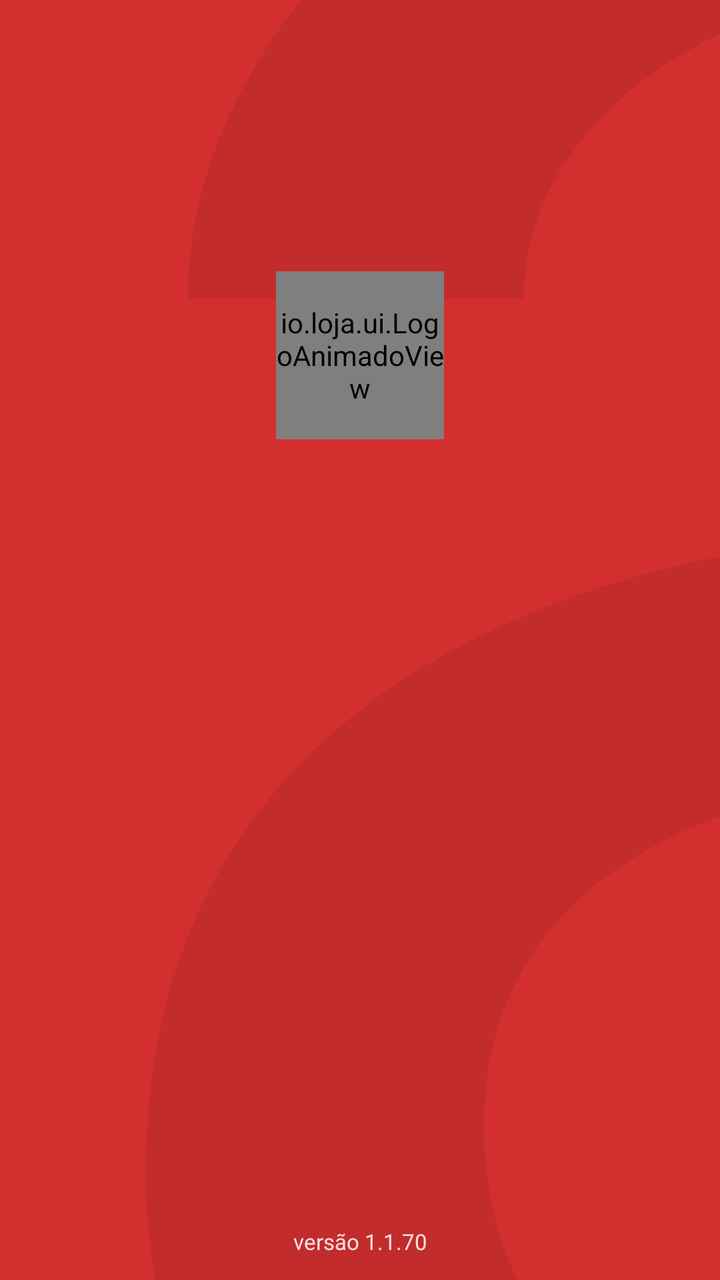
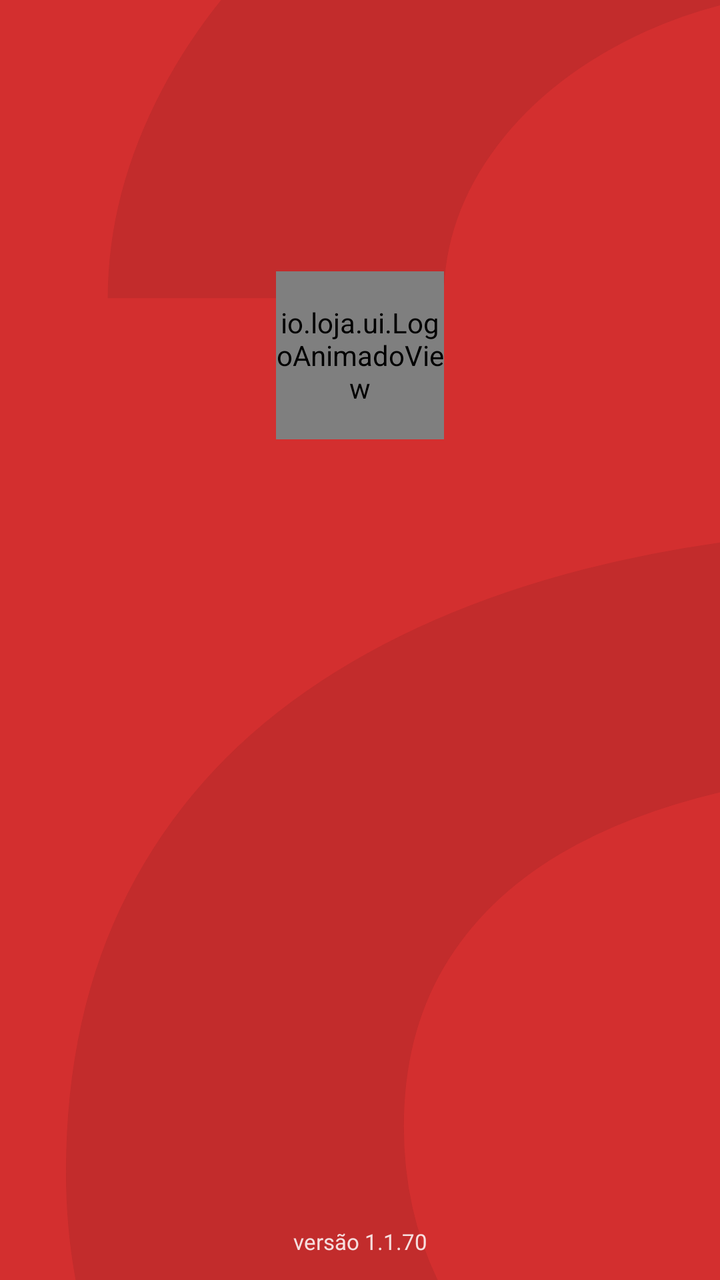

Two renders of the same Android screen: before a commit and after it. Below are the layout's source before the change and the commit's diff.
<!-- AndroidManifest.xml: activity theme AppTheme.NoActionBar -->
<!-- res/layout/activity_login.xml -->
<?xml version="1.0" encoding="utf-8"?>
<androidx.constraintlayout.widget.ConstraintLayout 
    xmlns:android="http://schemas.android.com/apk/res/android"
    xmlns:app="http://schemas.android.com/apk/res-auto"
    xmlns:tools="http://schemas.android.com/tools"
    android:layout_width="match_parent"
    android:layout_height="match_parent"
    android:background="#D32F2F"
    android:clipChildren="false"
    android:clipToPadding="false">

    
    <TextView
        android:id="@+id/txtFundoGigante"
        android:layout_width="wrap_content"
        android:layout_height="wrap_content"
        android:text="a"
        android:textColor="#99111111"
        android:textSize="310sp"
        android:alpha="0.15"
        android:includeFontPadding="false"
        android:scaleX="6.0"
        android:scaleY="6.0"
        android:translationX="300dp"
        app:layout_constraintBottom_toBottomOf="parent"
        app:layout_constraintEnd_toEndOf="parent"
        app:layout_constraintStart_toStartOf="parent"
        app:layout_constraintTop_toTopOf="parent"
        app:layout_constraintVertical_bias="0.15" />

    
    <LinearLayout
        android:id="@+id/headerLogin"
        android:layout_width="match_parent"
        android:layout_height="wrap_content"
        android:orientation="vertical"
        android:gravity="center_horizontal"
        android:paddingStart="16dp"
        android:paddingEnd="16dp"
        android:clipChildren="false"
        android:clipToPadding="false"
        app:layout_constraintTop_toTopOf="parent"
        app:layout_constraintBottom_toTopOf="@id/containerLogin"
        app:layout_constraintStart_toStartOf="parent"
        app:layout_constraintEnd_toEndOf="parent"
        app:layout_constraintVertical_chainStyle="packed"
        app:layout_constraintVertical_bias="0.45">

        <io.loja.ui.LogoAnimadoView
            android:id="@+id/logoGrande"
            android:layout_width="84dp"
            android:layout_height="84dp" />

        <TextView
            android:id="@+id/tvTitulo"
            android:layout_width="wrap_content"
            android:layout_height="wrap_content"
            android:text="minha loja"
            android:textColor="#FFFFFF"
            android:textSize="26sp"
            android:textStyle="bold"
            android:fontFamily="sans-serif-medium"
            android:layout_marginTop="4dp"
            android:alpha="0.0" />

        <TextView
            android:id="@+id/tvDescricao"
            android:layout_width="match_parent"
            android:layout_height="wrap_content"
            android:text="Para ter acesso ao portal, vamos manter os fluxos de autenticação segura."
            android:textColor="#FFFFFF"
            android:textSize="13sp"
            android:fontFamily="sans-serif-medium"
            android:gravity="center"
            android:layout_marginTop="6dp"
            android:alpha="0.0" />
    </LinearLayout>

    
    <LinearLayout
        android:id="@+id/containerLogin"
        android:layout_width="match_parent"
        android:layout_height="wrap_content"
        android:orientation="vertical"
        android:gravity="center_horizontal"
        android:layout_marginStart="16dp"
        android:layout_marginEnd="16dp"
        android:layout_marginTop="16dp"
        android:alpha="0.0"
        app:layout_constraintTop_toBottomOf="@id/headerLogin"
        app:layout_constraintBottom_toTopOf="@id/tvVersaoLogin"
        app:layout_constraintStart_toStartOf="parent"
        app:layout_constraintEnd_toEndOf="parent">

        
        <LinearLayout
            android:layout_width="match_parent"
            android:layout_height="wrap_content"
            android:orientation="vertical"
            android:padding="20dp"
            android:background="@android:color/transparent"
            android:elevation="0dp">

            <TextView
                android:layout_width="wrap_content"
                android:layout_height="wrap_content"
                android:text="americanas.io"
                android:textColor="#FFFFFF"
                android:textSize="16sp"
                android:textStyle="bold"
                android:layout_gravity="center_horizontal" />

            
            <Button
                android:id="@+id/btnEntrar"
                android:layout_width="match_parent"
                android:layout_height="52dp"
                android:layout_marginTop="20dp"
                android:text="Login Microsoft"
                android:textSize="16sp"
                android:fontFamily="sans-serif-bold"
                android:textColor="#1F1F1F"
                android:backgroundTint="#FFFFFF"
                app:cornerRadius="14dp"
                app:icon="@drawable/ic_microsoft"
                app:iconGravity="textStart"
                app:iconTint="@null"
                app:iconPadding="8dp"
                android:textAllCaps="false" />
        </LinearLayout>
    </LinearLayout>


    <TextView
        android:id="@+id/tvVersaoLogin"
        android:layout_width="wrap_content"
        android:layout_height="wrap_content"
        android:text="versão 1.1.70"
        android:textColor="#FFFFFF"
        android:textSize="11sp"
        android:alpha="0.85"
        android:layout_marginBottom="12dp"
        app:layout_constraintBottom_toBottomOf="parent"
        app:layout_constraintStart_toStartOf="parent"
        app:layout_constraintEnd_toEndOf="parent" />

</androidx.constraintlayout.widget.ConstraintLayout>
<!-- resources referenced by this layout -->
<resources>
  <!-- drawable ic_microsoft (drawable) -->
  <vector xmlns:android="http://schemas.android.com/apk/res/android"
      android:width="24dp"
      android:height="24dp"
      android:viewportWidth="24"
      android:viewportHeight="24">
      <path android:fillColor="#F25022" android:pathData="M1,1h10v10h-10z" />
      <path android:fillColor="#7FBA00" android:pathData="M13,1h10v10h-10z" />
      <path android:fillColor="#00A4EF" android:pathData="M1,13h10v10h-10z" />
      <path android:fillColor="#FFBA08" android:pathData="M13,13h10v10h-10z" />
  </vector>
  <style name="AppTheme.NoActionBar" parent="Theme.MaterialComponents.Light.NoActionBar">
          <item name="colorPrimary">@color/primary</item>
          <item name="colorPrimaryVariant">@color/primary_dark</item>
          <item name="colorSecondary">@color/accent</item>
          <item name="android:windowBackground">@color/gray_100</item>
          <item name="android:textColor">@color/gray_900</item>
          <item name="android:statusBarColor">@color/primary</item>
      </style>
  <color name="primary">#D7193F</color>
  <color name="primary_dark">#B0172F</color>
  <color name="accent">#4CAF50</color>
  <color name="gray_100">#F5F5F5</color>
  <color name="gray_900">#212121</color>
</resources>

<!-- the commit's change to res/layout/activity_login.xml (unified diff, before → after) -->
@@ -21,7 +21,7 @@
         android:includeFontPadding="false"
         android:scaleX="6.0"
         android:scaleY="6.0"
-        android:translationX="300dp"
+        android:translationX="260dp"
         app:layout_constraintBottom_toBottomOf="parent"
         app:layout_constraintEnd_toEndOf="parent"
         app:layout_constraintStart_toStartOf="parent"
